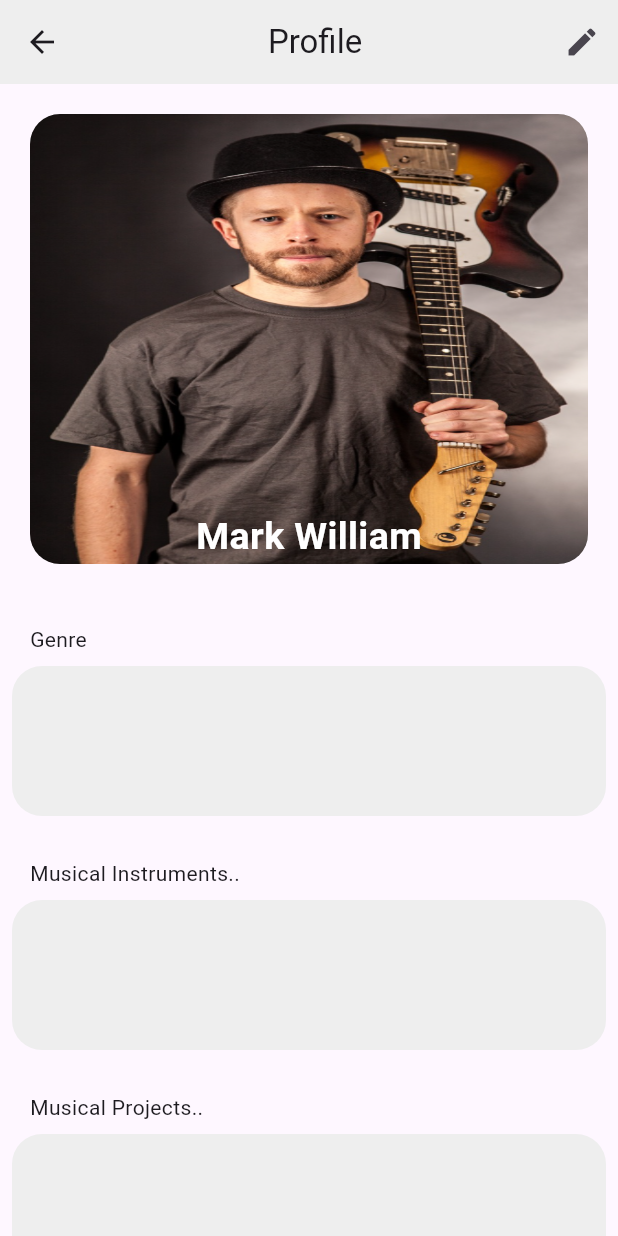
After one commit to ujjwalmangalatreya/musical, a Flutter app: the ProfileScreen screen opened by its route, on a phone screen of 412 x 824 dp. The commit adds this screen. Run offline on Flutter 3.47's test engine with Material 3 defaults, Android fonts, the phone set to English and light mode, and no system bars; our stand-ins replace bloc, cloud_firestore, equatable, firebase_auth, firebase_core, flutter_bloc; accounts and stored records are empty.

Commit message:
Created profile page and added navigator as well

```diff
--- /dev/null
+++ b/lib/UI/screens/common_page/profile_screen.dart
@@ -0,0 +1,152 @@
+import 'package:flutter/material.dart';
+
+class ProfileScreen extends StatefulWidget {
+  const ProfileScreen({Key? key}) : super(key: key);
+
+
+  @override
+  State<ProfileScreen> createState() => _ProfileScreenState();
+}
+
+class _ProfileScreenState extends State<ProfileScreen> {
+  final List<String> followers =[
+    "User1","User2","User3","User4","User5"
+  ];
+  @override
+  Widget build(BuildContext context) {
+    return Scaffold(
+      appBar: AppBar(
+        backgroundColor: Colors.grey[200],
+        title: const Center(child: Text("Profile")),
+        actions: [
+          Row(
+            children: [
+              IconButton(
+                icon: const Icon(Icons.edit),
+                onPressed: (){
+
+                },
+              )
+            ],
+          )
+        ],
+      ),
+      body: SingleChildScrollView(
+        child: SafeArea(
+          child: Column(
+            children: [
+              // Profile Picture area.
+              Padding(
+                padding: const EdgeInsets.all(20.0),
+                child: Container(
+                  height: 300,
+                  width: MediaQuery.of(context).size.width,
+                  decoration: BoxDecoration(
+                    borderRadius: BorderRadius.circular(20),
+                    color: Colors.grey[200],
+                    image: const DecorationImage(
+                      image: AssetImage('assets/M2.png'),
+                      fit: BoxFit.fill,
+                    ),
+                  ),
+                  child: const Align(
+                    alignment: Alignment.bottomCenter,
+                    child: Column(
+                      mainAxisAlignment: MainAxisAlignment.end,
+                      children: [
+                        Text(
+                          "Mark William",
+                          style: TextStyle(
+                            color: Colors.white,
+                            fontWeight: FontWeight.bold,
+                            fontSize: 25
+                          ),
+                        ),
+                      ],
+                    ),
+                  ),
+                ),
+              ),
+              // About Me and a Edit Button
+              const SizedBox(
+                height: 20,
+              ),
+              const Padding(
+                padding: EdgeInsets.only(left: 20.0, right: 20.0),
+                child: Row(
+                  mainAxisAlignment: MainAxisAlignment.spaceBetween,
+                  children: [
+                    Text("Genre"),
+
+                  ],
+                ),
+              ),
+              // genres
+              Padding(
+                padding: const EdgeInsets.all(8.0),
+                child: Container(
+                  height: 100,
+                  width: MediaQuery.of(context).size.width,
+                decoration: BoxDecoration(
+                  borderRadius: BorderRadius.circular(20),
+                  color: Colors.grey[200],
+                ),
+                ),
+              ),
+              // About Me and a Edit Button
+              const SizedBox(
+                height: 20,
+              ),
+              const Padding(
+                padding: EdgeInsets.only(left: 20.0, right: 20.0),
+                child: Row(
+                  mainAxisAlignment: MainAxisAlignment.spaceBetween,
+                  children: [
+                    Text("Musical Instruments.."),
+                  ],
+                ),
+              ),
+              //Instrument Played.
+              Padding(
+                padding: const EdgeInsets.all(8.0),
+                child: Container(
+                  height: 100,
+                  width: MediaQuery.of(context).size.width,
+                  decoration: BoxDecoration(
+                    borderRadius: BorderRadius.circular(20),
+                    color: Colors.grey[200],
+                  ),
+                ),
+              ),
+              const SizedBox(
+                height: 20,
+              ),
+              const Padding(
+                padding: EdgeInsets.only(left: 20.0, right: 20.0),
+                child: Row(
+                  mainAxisAlignment: MainAxisAlignment.spaceBetween,
+                  children: [
+                    Text("Musical Projects.."),
+                  ],
+                ),
+              ),
+              //Musical Projects
+              Padding(
+                padding: const EdgeInsets.all(8.0),
+                child: Container(
+                  height: 100,
+                  width: MediaQuery.of(context).size.width,
+                  decoration: BoxDecoration(
+                    borderRadius: BorderRadius.circular(20),
+                    color: Colors.grey[200],
+                  ),
+                ),
+              ),
+
+            ],
+          ),
+        ),
+      ),
+    );
+  }
+}
--- a/lib/UI/screens/common_page/tab_bar.dart
+++ b/lib/UI/screens/common_page/tab_bar.dart
@@ -88,7 +88,9 @@ class _TabBarMenuState extends State<TabBarMenu> {
                   title: const Text('P R O F I L E'),
                   onTap: () {
                     // Add your navigation logic here
-                    Navigator.pop(context); // Close the drawer
+                    Navigator.pop(context);
+                    Navigator.pushNamed(context, '/profile');
+                   // Close the drawer
                   },
                 ),
                 ListTile(
--- a/lib/main.dart
+++ b/lib/main.dart
@@ -2,8 +2,10 @@ import 'package:firebase_core/firebase_core.dart';
 import 'package:flutter/material.dart';
 import 'package:flutter_bloc/flutter_bloc.dart';
 import 'package:musical_mingle/UI/screens/common_page/login_screen.dart';
+import 'package:musical_mingle/UI/screens/common_page/profile_screen.dart';
 import 'package:musical_mingle/UI/screens/common_page/register_screen.dart';
 import 'package:musical_mingle/UI/screens/common_page/splash_screen.dart';
+
 import 'package:musical_mingle/UI/screens/common_page/tab_bar.dart';
 
 import 'blocs/auth/auth_bloc.dart';
@@ -34,6 +36,7 @@ class MyApp extends StatelessWidget {
           '/login': (context) => const LoginPage(),
           '/register': (context) => RegisterPage(),
           '/dashboard': (context) =>   const TabBarMenu( userData: null,),
+          '/profile': (context) => const ProfileScreen(),
         },
         initialRoute: '/',
         theme: ThemeData(
@@ -42,6 +45,7 @@ class MyApp extends StatelessWidget {
           ),
           useMaterial3: true,
         ),
+        //TOdo: Need to return splash scrren after profile page is completed.
         home: const SplashScreen(),
       ),
     );
--- a/lib/models/registraion_model.dart
+++ /dev/null
@@ -1,25 +0,0 @@
-class RegistrationModel {
-  final String id;
-  final String? email;
-  final String? displayName;
-  final String? pictureUrl;
-  final List<String> friends;
-
-  RegistrationModel({
-    required this.id,
-    required this.email,
-    required this.displayName,
-    required this.pictureUrl,
-    this.friends = const [],
-  });
-
-  Map<String, dynamic> toJson() {
-    return {
-      'id': id,
-      'email': email,
-      'displayName': displayName,
-      'pictureUrl': pictureUrl,
-      'friends': friends,
-    };
-  }
-}
```
Also changed, not shown: 2 other files.
